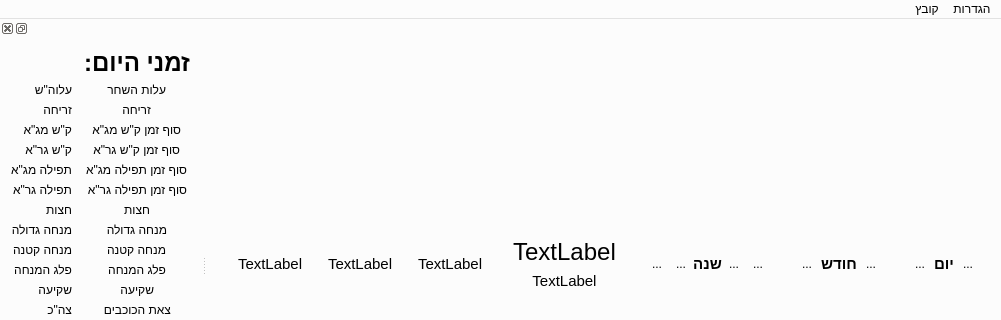
The window that mainwindow.ui (MosheWagner/luach) describes before a commit, drawn with Qt 5; both pictures show x 0 to 1001 and y 0 to 320 of the 1001 by 532 pixel window.
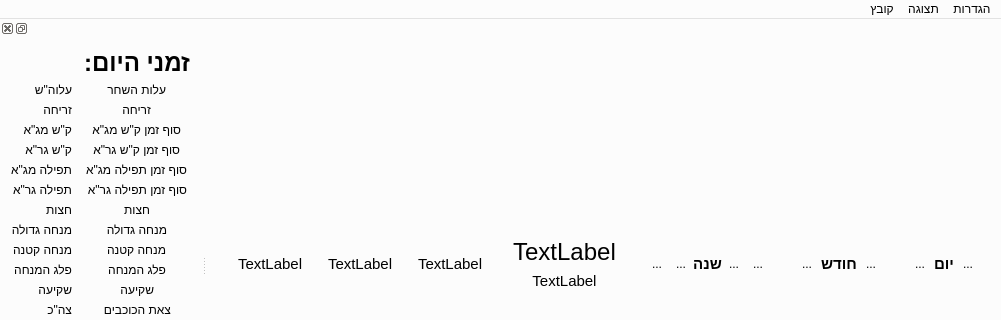
The same window after the commit. Icons and pictures are not drawn.

What changed in the file:
```diff
--- a/mainwindow.ui
+++ b/mainwindow.ui
@@ -891,7 +891,17 @@
     </property>
     <addaction name="exitaction"/>
    </widget>
+   <widget class="QMenu" name="menu_3">
+    <property name="layoutDirection">
+     <enum>Qt::RightToLeft</enum>
+    </property>
+    <property name="title">
+     <string>תצוגה</string>
+    </property>
+    <addaction name="gdateaction"/>
+   </widget>
    <addaction name="menu"/>
+   <addaction name="menu_3"/>
    <addaction name="menu_2"/>
   </widget>
   <widget class="QStatusBar" name="statusBar"/>
```
Left out of the diff: 13 changed lines with no effect on the pictures.
